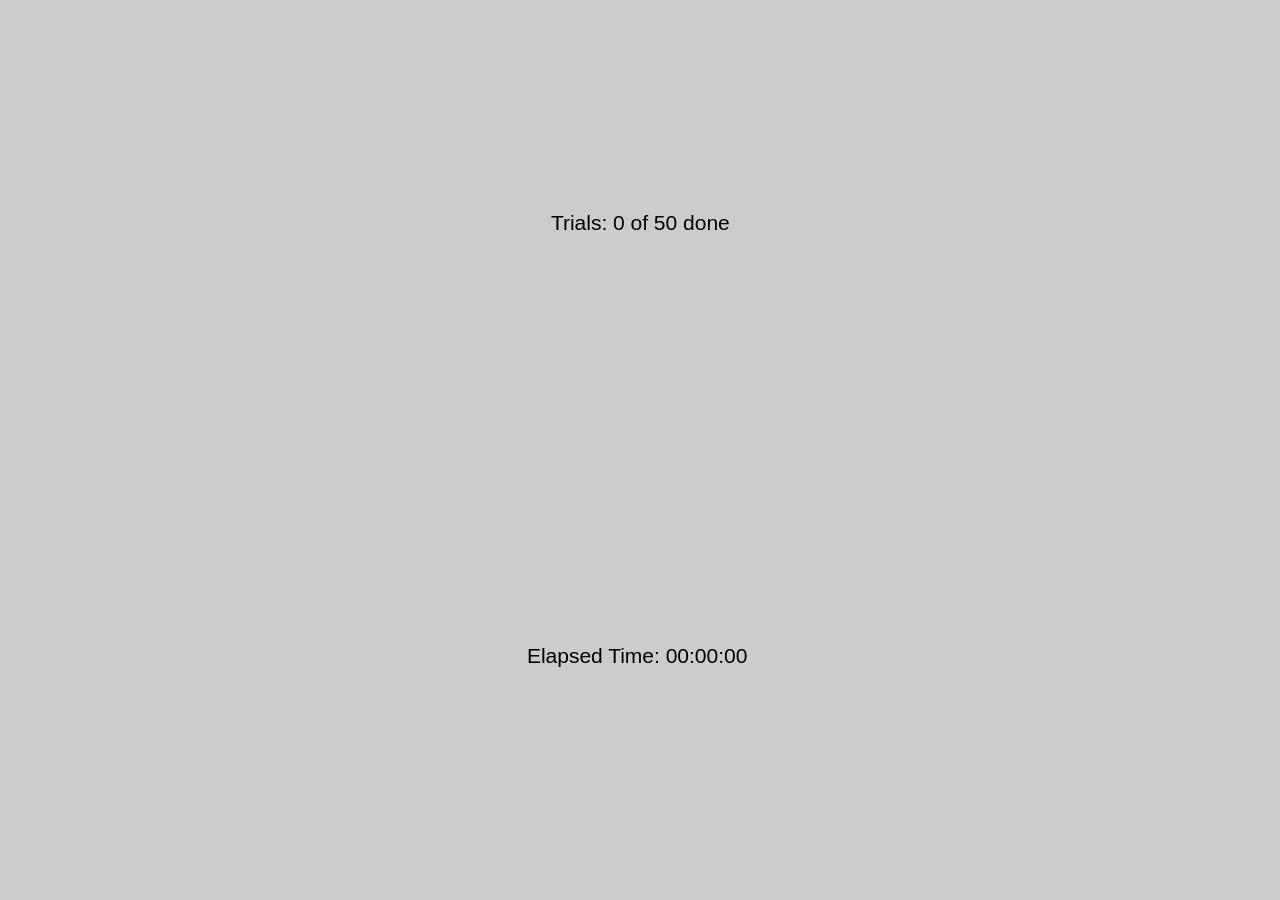
This is ui/subject_experiment_screen.ui in sharmaskartik/bci_experiments_app as Qt 5 draws it before an edit. The edited form follows.
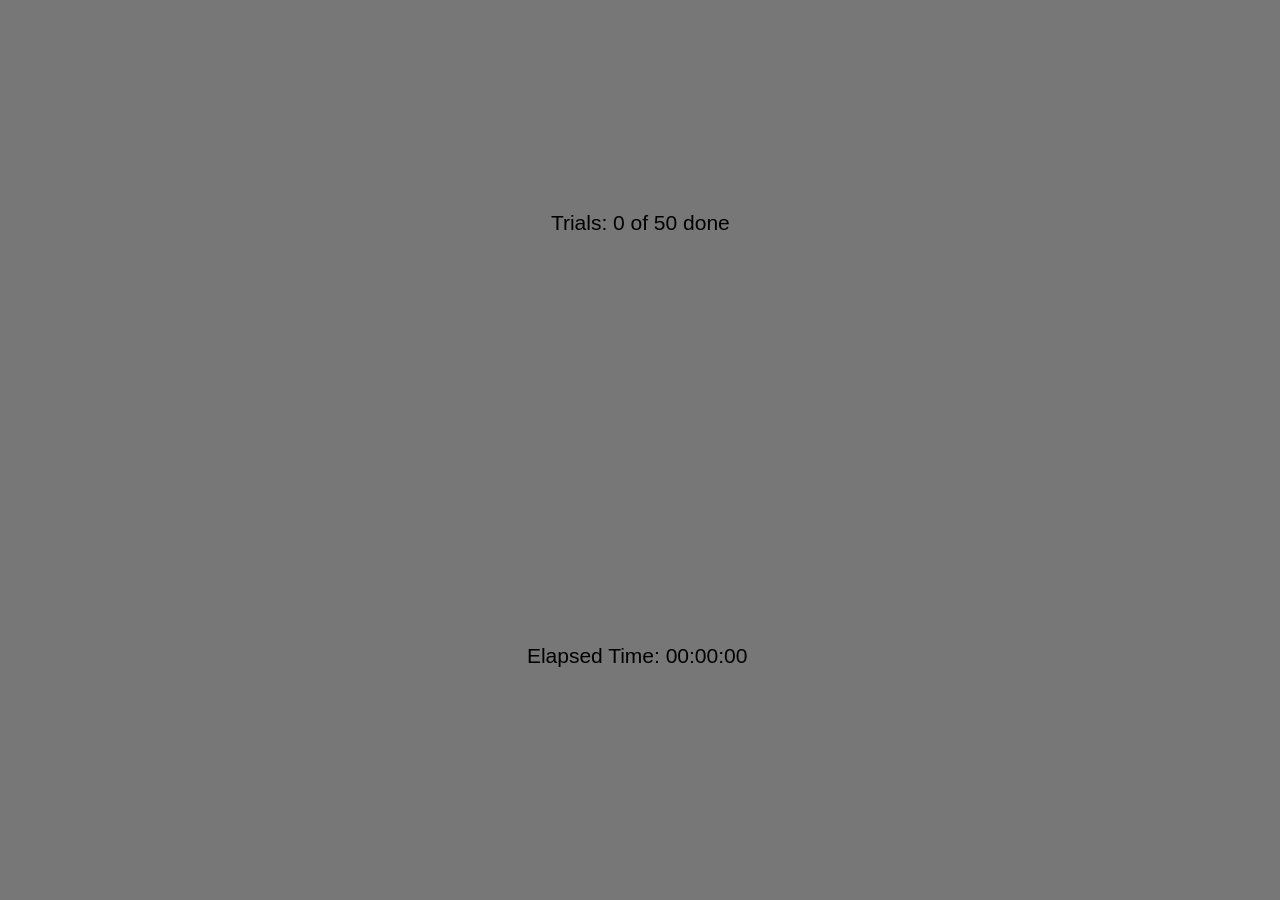
This is the edited form.

```diff
--- a/ui/subject_experiment_screen.ui
+++ b/ui/subject_experiment_screen.ui
@@ -14,7 +14,7 @@
    <string>MainWindow</string>
   </property>
   <property name="styleSheet">
-   <string notr="true">background: #cccccc</string>
+   <string notr="true">background: #777777</string>
   </property>
   <widget class="QWidget" name="centralwidget">
    <layout class="QVBoxLayout" name="verticalLayout">
```
